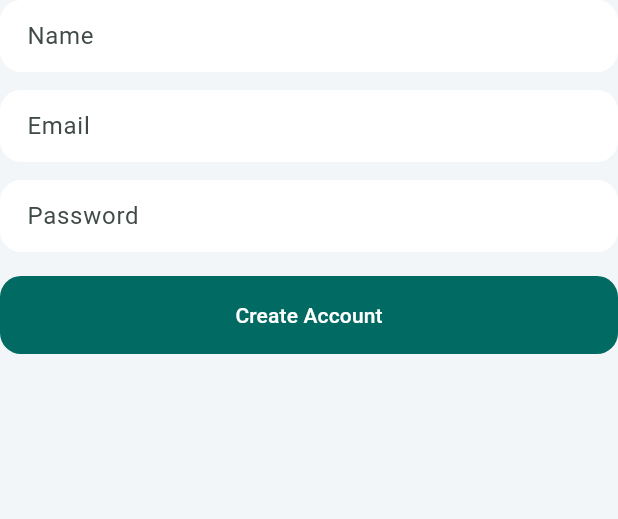
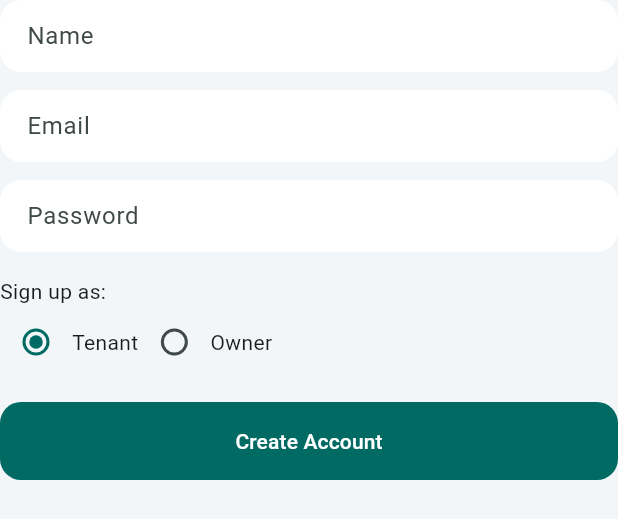
Before and after one commit to Jasminekhoo/ms-potato, a Flutter app: the SignupForm widget shown alone on an empty page, opened directly, on a phone screen of 412 x 824 dp. Shown: the top 519 px of the screen. Run offline on Flutter 3.47's test engine with Material 3 defaults, Android fonts, the phone set to English and light mode, and no system bars; our stand-ins replace go_router, shared_preferences; missing offline and left inert: dart:html; accounts and stored records are empty.

Commit message:
add login and sign up page

```diff
--- a/frontend_flutter/lib/screens/auth/login_screen.dart
+++ b/frontend_flutter/lib/screens/auth/login_screen.dart
@@ -20,8 +20,9 @@ class LoginScreen extends StatelessWidget {
                 onSubmit: (email, password) async {
                   ScaffoldMessenger.of(context).showSnackBar(
                     const SnackBar(
-                        content:
-                            Text('Auth wiring ready for backend integration.')),
+                      content:
+                          Text('Login flow is scaffolded for integration.'),
+                    ),
                   );
                 },
               ),
--- a/frontend_flutter/lib/widgets/forms/signup_form.dart
+++ b/frontend_flutter/lib/widgets/forms/signup_form.dart
@@ -2,11 +2,17 @@ import 'package:flutter/material.dart';
 
 import '../common/primary_button.dart';
 
+enum UserRole { tenant, owner }
+
 class SignupForm extends StatefulWidget {
   const SignupForm({super.key, required this.onSubmit});
 
-  final Future<void> Function(String name, String email, String password)
-      onSubmit;
+  final Future<void> Function(
+    String name,
+    String email,
+    String password,
+    UserRole role,
+  ) onSubmit;
 
   @override
   State<SignupForm> createState() => _SignupFormState();
@@ -16,6 +22,7 @@ class _SignupFormState extends State<SignupForm> {
   final _nameCtrl = TextEditingController();
   final _emailCtrl = TextEditingController();
   final _passwordCtrl = TextEditingController();
+  UserRole _selectedRole = UserRole.tenant;
 
   @override
   void dispose() {
@@ -28,6 +35,7 @@ class _SignupFormState extends State<SignupForm> {
   @override
   Widget build(BuildContext context) {
     return Column(
+      crossAxisAlignment: CrossAxisAlignment.start,
       children: [
         TextField(
             controller: _nameCtrl,
@@ -43,12 +51,39 @@ class _SignupFormState extends State<SignupForm> {
           obscureText: true,
         ),
         const SizedBox(height: 16),
+        Text('Sign up as:', style: Theme.of(context).textTheme.bodyMedium),
+        Row(
+          children: [
+            Radio<UserRole>(
+              value: UserRole.tenant,
+              groupValue: _selectedRole,
+              onChanged: (value) {
+                setState(() {
+                  _selectedRole = value!;
+                });
+              },
+            ),
+            const Text('Tenant'),
+            Radio<UserRole>(
+              value: UserRole.owner,
+              groupValue: _selectedRole,
+              onChanged: (value) {
+                setState(() {
+                  _selectedRole = value!;
+                });
+              },
+            ),
+            const Text('Owner'),
+          ],
+        ),
+        const SizedBox(height: 16),
         PrimaryButton(
           label: 'Create Account',
           onPressed: () => widget.onSubmit(
             _nameCtrl.text.trim(),
             _emailCtrl.text.trim(),
             _passwordCtrl.text,
+            _selectedRole,
           ),
         ),
       ],
```
Also changed, not shown: frontend_flutter/lib/screens/auth/signup_screen.dart (+6 -4 lines), frontend_flutter/lib/screens/home/home_screen.dart (+18 -6 lines), frontend_flutter/lib/widgets/layout/navbar.dart (+7 -7 lines).
